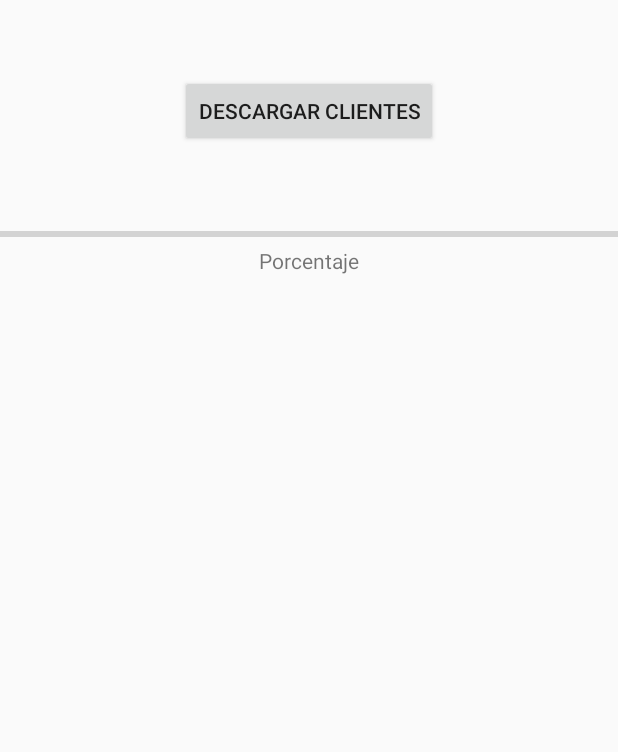
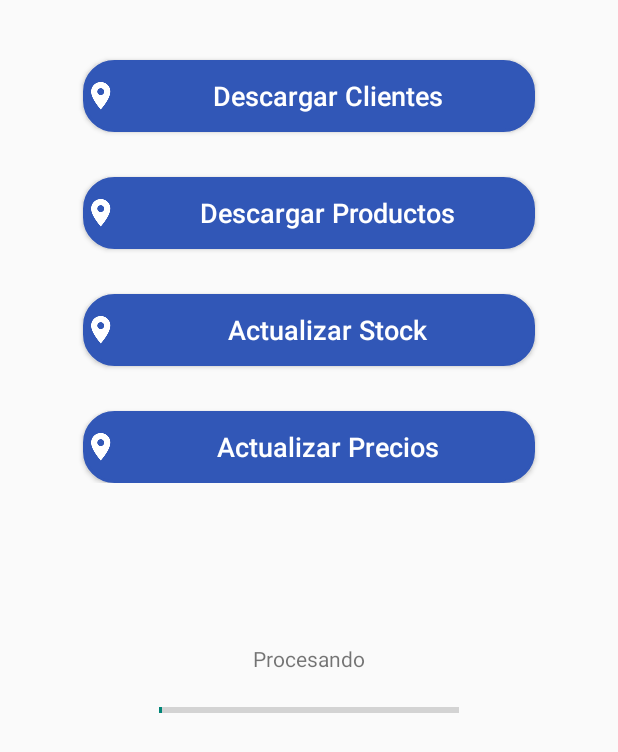
Before and after one commit to israel1x/AppCamaleon, an Android app: the Offline screen opened directly, with no data from a screen before it, on a phone screen of 412 x 824 dp. Shown: the top 752 px of the screen. Run offline under Robolectric (Android 15) with nearby library versions, the phone set to English and light mode, and no system bars; our stand-ins replace Room's generated code, Volley; libraries missing offline, so code that uses them is left out: android.arch.persistence, iammert.com.expandablelib.

Commit message:
Modo offline, se guardaron loc clientes en la base local

```diff
--- a/app/src/main/java/com/example/pasantias/appcamaleon/DataBase/AppDatabase.java
+++ b/app/src/main/java/com/example/pasantias/appcamaleon/DataBase/AppDatabase.java
@@ -11,7 +11,7 @@ import android.arch.persistence.room.TypeConverters;
 import android.content.Context;
 import android.support.annotation.NonNull;
 
-@Database(entities = {ClienteMin.class, Usuario.class} , version = 1)
+@Database(entities = {ClienteMin.class, Usuario.class} , version = 2)
 @TypeConverters(DataConverter.class)
 public abstract class AppDatabase extends RoomDatabase {
 
--- a/app/src/main/java/com/example/pasantias/appcamaleon/DataBase/ClienteMinDao.java
+++ b/app/src/main/java/com/example/pasantias/appcamaleon/DataBase/ClienteMinDao.java
@@ -29,6 +29,9 @@ public interface ClienteMinDao {
     @Insert
     void insertAll(List<ClienteMin> clienteMins);
 
+    @Insert
+    void insertOne(ClienteMin clienteMin);
+
     @Update
     void update(ClienteMin clienteMin);
 
--- a/app/src/main/java/com/example/pasantias/appcamaleon/Fragments/MenuPrin.java
+++ b/app/src/main/java/com/example/pasantias/appcamaleon/Fragments/MenuPrin.java
@@ -13,6 +13,7 @@ import android.widget.Toast;
 
 import com.example.pasantias.appcamaleon.ListaClientes;
 import com.example.pasantias.appcamaleon.MainActivity;
+import com.example.pasantias.appcamaleon.Offline;
 import com.example.pasantias.appcamaleon.R;
 import com.example.pasantias.appcamaleon.RutaDeClientes;
 
@@ -122,7 +123,9 @@ public class MenuPrin extends Fragment {
         btOffline.setOnClickListener(new View.OnClickListener() {
             @Override
             public void onClick(View view) {
-                Toast.makeText(getContext(),"Offline",Toast.LENGTH_SHORT ).show();
+               // Toast.makeText(getContext(),"Offline",Toast.LENGTH_SHORT ).show();
+                Intent i = new Intent(getContext(), Offline.class);
+                startActivity(i);
             }
         });
 
--- a/app/src/main/java/com/example/pasantias/appcamaleon/MainActivity.java
+++ b/app/src/main/java/com/example/pasantias/appcamaleon/MainActivity.java
@@ -98,6 +98,8 @@ public class MainActivity extends AppCompatActivity
         if (id == R.id.nav_ing_pedido) {
 
         } else if (id == R.id.nav_offline) {
+            Intent i = new Intent(MainActivity.this, Offline.class);
+            startActivity(i);
 
         } else if (id == R.id.nav_listado_pedidos) {
 
--- a/app/src/main/java/com/example/pasantias/appcamaleon/Offline.java
+++ b/app/src/main/java/com/example/pasantias/appcamaleon/Offline.java
@@ -1,5 +1,6 @@
 package com.example.pasantias.appcamaleon;
 
+import android.arch.persistence.room.Room;
 import android.content.Context;
 import android.icu.util.Calendar;
 import android.net.ConnectivityManager;
@@ -19,6 +20,7 @@ import com.android.volley.Response;
 import com.android.volley.VolleyError;
 import com.android.volley.toolbox.JsonObjectRequest;
 import com.android.volley.toolbox.Volley;
+import com.example.pasantias.appcamaleon.DataBase.AppDatabase;
 import com.example.pasantias.appcamaleon.DataBase.ClienteMin;
 import com.example.pasantias.appcamaleon.Pojos.Cliente;
 
@@ -37,9 +39,15 @@ import iammert.com.expandablelib.Section;
 
 public class Offline extends AppCompatActivity {
 
-    private Button btCargarClientes;
-    private ProgressBar pbDescargas;
+    public static AppDatabase appDatabase;
     private TextView tvPb;
+
+    private Button btOfflineDownClientes;
+    private Button btOfflineDownProductos;
+    private Button btOfflineActualizarStock;
+    private Button btOfflineActualizarPrecios;
+    private ProgressBar pbarOffline;
+    private TextView tvPbarPorcentaje;
 
     List<ClienteMin> listaClientesDelDia = new ArrayList<>();
     String fechaHoy;
@@ -52,32 +60,63 @@ public class Offline extends AppCompatActivity {
     protected void onCreate(Bundle savedInstanceState) {
         super.onCreate(savedInstanceState);
         setContentView(R.layout.activity_offline);
-
-        btCargarClientes =  findViewById(R.id.bt_cargar_clientes);
-        pbDescargas = findViewById(R.id.pb_descargas);
-        tvPb =  findViewById(R.id.tv_pb);
+        appDatabase = Room.databaseBuilder(getApplicationContext(),AppDatabase.class,"clientesdb").allowMainThreadQueries().build();
 
 
-        //fechaHoy = "2018-07-25";
+        btOfflineDownClientes = (Button) findViewById(R.id.bt_offline_down_clientes);
+        btOfflineDownProductos = (Button) findViewById(R.id.bt_offline_down_productos);
+        btOfflineActualizarStock = (Button) findViewById(R.id.bt_offline_actualizar_stock);
+        btOfflineActualizarPrecios = (Button) findViewById(R.id.bt_offline_actualizar_precios);
+        pbarOffline = (ProgressBar) findViewById(R.id.pbar_offline);
+
+        tvPbarPorcentaje = (TextView) findViewById(R.id.tv_pbar_porcentaje);
 
         fechaHoy = obtenerFechaDelDia(fechaHoy);
         Log.d("Fecha hoy 3: ", fechaHoy );
 
+        final int[] countClicks = {0};
+
         if (!fechaHoy.isEmpty() || fechaHoy.equals(null)) {
-            btCargarClientes.setOnClickListener(new View.OnClickListener() {
+
+            btOfflineDownClientes.setOnClickListener(new View.OnClickListener() {
+                @Override
+                public void onClick(View view) {
+                    if (countClicks[0] == 0) {
+                        if (comprobarSalidaInternet()) {
+                            pbarOffline.setVisibility(View.VISIBLE);
+                            tvPbarPorcentaje.setVisibility(View.VISIBLE);
+                            pbarOffline.setProgress(0);
+                            tvPbarPorcentaje.setText("00%");
+                            //descargarClientesDelDia(listaClientesDelDia,tokenEjemplo,fechaHoy);
+                            tareaDescargarClientes(listaClientesDelDia,tokenEjemplo,fechaHoy);
+                            //pbDescargas.setProgress(100);
+                        } else {
+                            Toast.makeText(getApplicationContext(), "Debe tener una conexión a internet" , Toast.LENGTH_SHORT).show();
+                        }
+                    } else {
+                        Toast.makeText(getApplicationContext(), "Ya actualizó sus clientes de hoy" , Toast.LENGTH_SHORT).show();
+                    }
+                    countClicks[0]++;
+                }
+            });
+
+
+            btOfflineDownProductos.setOnClickListener(new View.OnClickListener() {
                 @Override
                 public void onClick(View view) {
                     if (comprobarSalidaInternet()) {
-                        pbDescargas.setVisibility(View.VISIBLE);
-                        pbDescargas.setProgress(0);
-                        //descargarClientesDelDia(listaClientesDelDia,tokenEjemplo,fechaHoy);
-                        tareaDescargarClientes(listaClientesDelDia,tokenEjemplo,fechaHoy);
-                        //pbDescargas.setProgress(100);
+                        pbarOffline.setVisibility(View.VISIBLE);
+                        tvPbarPorcentaje.setVisibility(View.VISIBLE);
+                        pbarOffline.setProgress(0);
+                        tvPbarPorcentaje.setText("00%");
+
+
                     } else {
                         Toast.makeText(getApplicationContext(), "Debe tener una conexión a internet" , Toast.LENGTH_SHORT).show();
                     }
                 }
             });
+
         } else {
             Toast.makeText(getApplicationContext(), "La fecha no es correcta" , Toast.LENGTH_SHORT).show();
         }
@@ -253,15 +292,21 @@ public class Offline extends AppCompatActivity {
                                         latitud[0] = jsonObjectUno[0].getString("latitud");
                                         longitud[0] = jsonObjectUno[0].getString("longitud");
                                         clienteMin.setIdCliente(id[0]);
+                                        clienteMin.setNameCliente(nombre[0]);
+                                        clienteMin.setRucCliente(ruc[0]);
+                                        clienteMin.setDirCliente(direccion[0]);
+                                        clienteMin.setTelfCliente(telefono[0]);
                                         clienteMin.setLattCliente(latitud[0]);
                                         clienteMin.setLongCliente(longitud[0]);
-                                        clienteMin.setNameCliente(nombre[0]);
-                                        clienteMin.setDirCliente(direccion[0]);
+
+                                        appDatabase.clienteMinDao().insertOne(clienteMin);
                                         //cont[0] = cont[0] + 1;
-                                        int porcentaje = (int) ((i+1/(float)(numElementos)) * 100);
-                                        //publishProgress((int)porcentaje);
-                                        publishProgress((int) ((i+1/(float)numElementos) * 100));
+                                        //int porcentaje = (int) ((i+1/(float)(numElementos)) * 50);
+                                        int porcentaje = (int) ((i+1) * (100/numElementos));
+                                        publishProgress((int)porcentaje);
+                                        //publishProgress((int) ((i+1/(float)numElementos) * 50));
 
+                                        //pbarOffline.setProgress(porcentaje);
                                        // Log.d("Num E:", String.valueOf(numElementos));
                                         //Log.d("Contador:", String.valueOf(cont[0]));
                                         Log.d("Porcentaje:", String.valueOf(porcentaje));
@@ -287,8 +332,9 @@ public class Offline extends AppCompatActivity {
             @Override
             protected void onProgressUpdate(Integer... values) {
                 super.onProgressUpdate(values);
-                tvPb.setText(values[0].toString());
-                pbDescargas.setProgress(values[0]);
+                tvPbarPorcentaje.setText(values[0].toString() + "%");
+                pbarOffline.setProgress(values[0]);
+                Log.d("valores de progreso:", String.valueOf(values[0]));
             }
 
 
@@ -296,6 +342,7 @@ public class Offline extends AppCompatActivity {
             protected void onPostExecute(List<ClienteMin> clienteMins) {
                 super.onPostExecute(clienteMins);
                 Toast.makeText(getApplicationContext(), "Se descargaron los clientes" , Toast.LENGTH_SHORT).show();
+
             }
         }.execute(fechaHoy);
     }
--- a/app/src/main/res/layout/activity_menu_principal.xml
+++ b/app/src/main/res/layout/activity_menu_principal.xml
@@ -87,7 +87,7 @@
            android:orientation="horizontal">
 
            <Button
-               android:id="@+id/bt_offline"
+               android:id="@+id/bt_reportes"
                android:layout_width="wrap_content"
                android:layout_height="wrap_content"
                android:layout_weight=".5"
@@ -98,7 +98,7 @@
                android:background="?selectableItemBackground"/>
 
            <Button
-               android:id="@+id/bt_reportes"
+               android:id="@+id/bt_offline"
                android:layout_width="wrap_content"
                android:layout_height="wrap_content"
                android:layout_weight=".5"
--- a/app/src/main/res/layout/activity_offline.xml
+++ b/app/src/main/res/layout/activity_offline.xml
@@ -7,28 +7,115 @@
     android:orientation="vertical"
     tools:context=".Offline">
 
-    <Button
-        android:id="@+id/bt_cargar_clientes"
-        android:layout_width="wrap_content"
-        android:layout_height="wrap_content"
-        android:text="Descargar Clientes"
-        android:layout_gravity="center"
-        android:layout_marginTop="50dp"/>
-
-
-    <ProgressBar
-        android:id="@+id/pb_descargas"
-        style="?android:attr/progressBarStyleHorizontal"
+    <LinearLayout
         android:layout_width="match_parent"
         android:layout_height="wrap_content"
-        android:layout_marginTop="50dp"/>
+        android:layout_margin="10dp"
+        android:orientation="vertical">
 
-    <TextView
-        android:id="@+id/tv_pb"
-        android:layout_width="wrap_content"
+        <Button
+            android:id="@+id/bt_offline_down_clientes"
+            android:layout_width="match_parent"
+            android:layout_height="wrap_content"
+            android:layout_gravity="center"
+            android:layout_marginTop="30dp"
+            android:layout_marginLeft="45dp"
+            android:layout_marginRight="45dp"
+            android:drawableLeft="@drawable/ic_location_cliente"
+            android:background="@drawable/btn_login_round"
+            android:textAllCaps="false"
+            android:text="Descargar Clientes"
+            android:textSize="18sp"
+            android:textColor="#ffffff"/>
+
+        <Button
+            android:id="@+id/bt_offline_down_productos"
+            android:layout_width="match_parent"
+            android:layout_height="wrap_content"
+            android:layout_gravity="center"
+            android:layout_marginTop="30dp"
+            android:layout_marginLeft="45dp"
+            android:layout_marginRight="45dp"
+            android:background="@drawable/btn_login_round"
+            android:drawableLeft="@drawable/ic_location_cliente"
+            android:textAllCaps="false"
+            android:text="Descargar Productos"
+            android:textSize="18sp"
+            android:textColor="#ffffff"/>
+
+        <Button
+            android:id="@+id/bt_offline_actualizar_stock"
+            android:layout_width="match_parent"
+            android:layout_height="wrap_content"
+            android:layout_gravity="center"
+            android:layout_marginTop="30dp"
+            android:layout_marginLeft="45dp"
+            android:layout_marginRight="45dp"
+            android:background="@drawable/btn_login_round"
+            android:drawableLeft="@drawable/ic_location_cliente"
+            android:textAllCaps="false"
+            android:text="Actualizar Stock"
+            android:textSize="18sp"
+            android:textColor="#ffffff"/>
+
+        <Button
+            android:id="@+id/bt_offline_actualizar_precios"
+            android:layout_width="match_parent"
+            android:layout_height="wrap_content"
+            android:layout_gravity="center"
+            android:layout_marginTop="30dp"
+            android:layout_marginLeft="45dp"
+            android:layout_marginRight="45dp"
+            android:background="@drawable/btn_login_round"
+            android:drawableLeft="@drawable/ic_location_cliente"
+            android:drawableStart="@drawable/ic_location_cliente"
+            android:textAllCaps="false"
+            android:text="Actualizar Precios"
+            android:textSize="18sp"
+            android:textColor="#ffffff"/>
+
+    </LinearLayout>
+
+    <LinearLayout
+        android:layout_width="match_parent"
         android:layout_height="wrap_content"
-        android:layout_gravity="center"
-        android:text="Porcentaje" />
+        android:layout_marginTop="50dp"
+        android:orientation="vertical">
+
+        <LinearLayout
+            android:layout_width="match_parent"
+            android:layout_height="wrap_content"
+            android:orientation="vertical">
+
+            <TextView
+                android:id="@+id/tv_pbar_porcentaje"
+                android:layout_width="wrap_content"
+                android:layout_height="wrap_content"
+                android:layout_gravity="center"
+                android:textSize="35dp"
+                android:textColor="#3157B7"
+                android:text=""/>
+
+            <TextView
+                android:id="@+id/tv_pbar_procesadno"
+                android:layout_width="wrap_content"
+                android:layout_height="wrap_content"
+                android:layout_gravity="center"
+                android:text="Procesando"/>
+
+        </LinearLayout>
+
+        <ProgressBar
+            android:id="@+id/pbar_offline"
+            style="?android:attr/progressBarStyleHorizontal"
+            android:layout_width="wrap_content"
+            android:layout_height="wrap_content"
+            android:minHeight="50dp"
+            android:minWidth="200dp"
+            android:progress="1"
+            android:layout_gravity="center"/>
+    </LinearLayout>
+
 
 
 </LinearLayout>
```
Also changed, not shown: app/src/main/java/com/example/pasantias/appcamaleon/DataBase/Usuario.java (+14 -0 lines), app/src/main/java/com/example/pasantias/appcamaleon/Login.java (+8 -7 lines), 2 other files.
